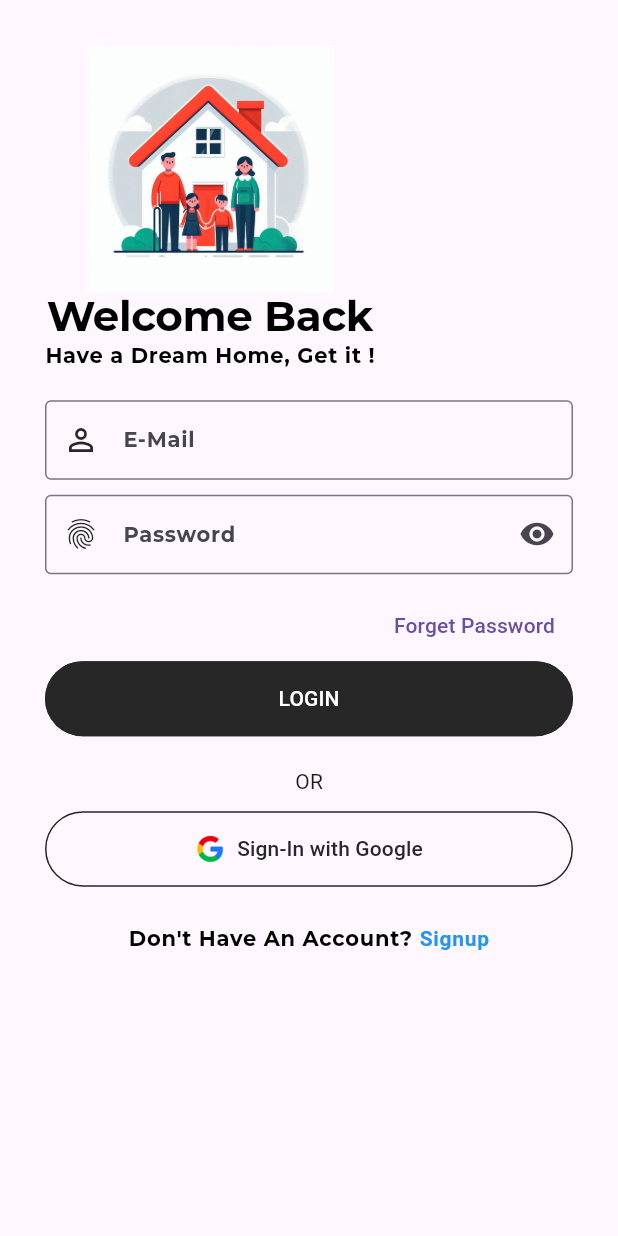
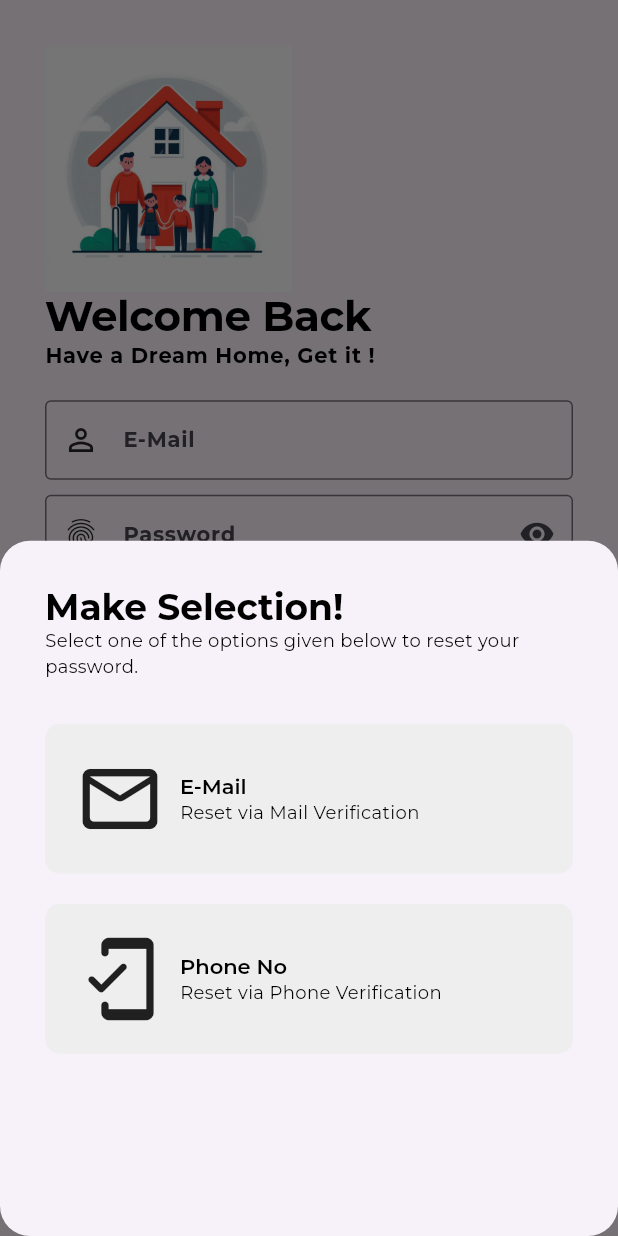
Before and after one commit to igrisknight/HomeScout, a Flutter app: the LoginScreen screen opened directly, after a tap on "Forget Password", on a phone screen of 412 x 824 dp. Run offline on Flutter 3.47's test engine with Material 3 defaults, Android fonts, the phone set to English and light mode, and no system bars; our stand-ins replace flutter_otp_text_field, get, google_fonts, liquid_swipe, smooth_page_indicator.

Commit message:
Forget Password page and OTP verification screen

```diff
--- a/lib/main.dart
+++ b/lib/main.dart
@@ -17,7 +17,10 @@ class MyApp extends StatelessWidget {
       theme: HAppTheme.lightTheme,
       darkTheme: HAppTheme.darkTheme,
       themeMode: ThemeMode.system,
-      home: SplashScreen(),
+      debugShowCheckedModeBanner: false,
+      defaultTransition: Transition.leftToRightWithFade,
+      transitionDuration: const Duration(milliseconds: 500),
+      home: const SplashScreen(),
     );
   }
 }
--- a/lib/src/common_widgets/form/form_header_widget.dart
+++ b/lib/src/common_widgets/form/form_header_widget.dart
@@ -2,21 +2,32 @@ import 'package:flutter/material.dart';
 
 class FormHeaderWidget extends StatelessWidget {
   const FormHeaderWidget({super.key,
+    this.imageColor,
+    this.heightBetween,
     required this.image,
     required this.title,
-    required this.subTitle
+    required this.subTitle,
+    this.imageHeight = 0.2,
+    this.textAlign,
+    this.crossAxisAlignment = CrossAxisAlignment.start,
   });
 
+  final Color? imageColor;
+  final double imageHeight;
+  final double? heightBetween;
   final String image, title, subTitle;
-
+  final CrossAxisAlignment crossAxisAlignment;
+  final TextAlign? textAlign;
   @override
   Widget build(BuildContext context) {
     final size = MediaQuery.of(context).size;
     return Column(
+      crossAxisAlignment: crossAxisAlignment,
       children: [
-        Image(image: AssetImage(image), height: size.height * 0.2,),
+        Image(image: AssetImage(image), color: imageColor, height: size.height * imageHeight,),
+        SizedBox(height: heightBetween),
         Text(title, style: Theme.of(context).textTheme.displayLarge,),
-        Text(subTitle, style: Theme.of(context).textTheme.bodyLarge,),
+        Text(subTitle, textAlign: textAlign, style: Theme.of(context).textTheme.bodyLarge,),
 
       ],
     );
--- a/lib/src/constants/image_string.dart
+++ b/lib/src/constants/image_string.dart
@@ -14,3 +14,6 @@ const String hWelcomeScreenImage = "assets/images/welcome_images/welcome_screen_
 
 //Login Texts//
 const String hGoogleLogo = "assets/logo/googleLogo.png";
+
+//forget password//
+const String hForgetPasswordImage = "assets/images/forget_password/forgetPassword.png";
--- a/lib/src/constants/text_string.dart
+++ b/lib/src/constants/text_string.dart
@@ -3,6 +3,7 @@
 /*--- App Text String ---*/
 
 //Generic texts//
+const String hNext = "Next";
 const String hLogin = "Login";
 const String hSignup = "Signup";
 const String hEmail = "E-Mail";
@@ -43,3 +44,20 @@ const String hDontHaveAnAccount = "Don't Have An Account? ";
 const String hSignUpTitle = "Get On Board!!";
 const String hSignUpSubTitle = "Create your profile and get going...";
 const String hAlreadyHaveAnAccount = "Already Have An Account? ";
+
+// -- Forget Password Text
+const String hForgetPasswordTitle = "Make Selection!";
+const String hForgetPasswordSubTitle = "Select one of the options given below to reset your password.";
+const String hResetViaEMail = "Reset via Mail Verification";
+const String hResetViaPhone = "Reset via Phone Verification";
+
+// -- Forget Password Via Phone - Text
+const String hForgetPhoneSubTitle = "Enter your registered Phone No to receive OTP";
+
+// -- Forget Password Via E-Mail - Text
+const String hForgetMailSubTitle = "Enter your registered E-Mail to receive OTP";
+
+//otp screen text//
+const String hOtpTitle = "CO\nDE";
+const String hOtpSubTitle = "Verification";
+const String hOtpMessage = "Enter the verification code sent at ";
--- /dev/null
+++ b/lib/src/features/authentication/screens/forget_password/forget_password_options/forget_password_btn_widget.dart
@@ -0,0 +1,42 @@
+import 'package:flutter/material.dart';
+
+class ForgetPasswordBtnWidget extends StatelessWidget {
+  const ForgetPasswordBtnWidget({
+    required this.btnIcon,
+    required this.title,
+    required this.subTitle,
+    required this.onTap,
+    super.key,
+  });
+
+  final IconData btnIcon;
+  final String title, subTitle;
+  final VoidCallback onTap;
+
+  @override
+  Widget build(BuildContext context) {
+    return GestureDetector(
+      onTap: onTap,
+      child: Container(
+        padding: EdgeInsets.all(20.0),
+        decoration: BoxDecoration(
+          borderRadius: BorderRadius.circular(10.0),
+          color: Colors.grey.shade200,
+        ),
+        child: Row(
+          children: [
+            Icon(btnIcon, size: 60.0,),
+            const SizedBox(width: 10.0),
+            Column(
+              crossAxisAlignment: CrossAxisAlignment.start,
+              children: [
+                Text(title, style: Theme.of(context).textTheme.titleLarge),
+                Text(subTitle, style: Theme.of(context).textTheme.bodyMedium,)
+              ],
+            )
+          ],
+        ),
+      ),
+    );
+  }
+}
--- /dev/null
+++ b/lib/src/features/authentication/screens/forget_password/forget_password_options/forget_password_model_bottom_sheet.dart
@@ -0,0 +1,53 @@
+import "package:flutter/material.dart";
+import "package:get/get.dart";
+import "package:homescout/src/constants/sizes.dart";
+import "package:homescout/src/constants/text_string.dart";
+import "package:homescout/src/features/authentication/screens/forget_password/forget_password_mail/forget_password_mail.dart";
+import "package:homescout/src/features/authentication/screens/forget_password/forget_password_options/forget_password_btn_widget.dart";
+
+class ForgetPasswordScreen {
+  static Future<dynamic> buildShowModalBottomSheet(BuildContext context) {
+    return showModalBottomSheet(
+      context: context,
+      shape: RoundedRectangleBorder(borderRadius: BorderRadius.circular(20.0)),
+      builder: (context) =>
+          Container(
+            padding: EdgeInsets.all(hDefaultSize),
+            child: Column(
+              crossAxisAlignment: CrossAxisAlignment.start,
+              children: [
+                Text(hForgetPasswordTitle, style: Theme
+                    .of(context)
+                    .textTheme
+                    .displayMedium,),
+                Text(hForgetPasswordSubTitle, style: Theme
+                    .of(context)
+                    .textTheme
+                    .bodyMedium,),
+                const SizedBox(height: 30.0),
+                ForgetPasswordBtnWidget(
+                  onTap: () {
+                    print("email btn taped");
+                    Navigator.pop(context);
+                    print("attempting to navigate to ForgetPasswordMailScreen");
+                    Get.to(() => const ForgetPasswordMailScreen());
+
+                  },
+                  btnIcon: Icons.mail_outline_rounded,
+                  title: hEmail,
+                  subTitle: hResetViaEMail,
+                ),
+                const SizedBox(height: 20.0,),
+                ForgetPasswordBtnWidget(
+                  onTap: () {},
+                  btnIcon: Icons.mobile_friendly_rounded,
+                  title: hPhoneNo,
+                  subTitle: hResetViaPhone,
+                ),
+
+              ],
+            ),
+          ),
+    );
+  }
+}
--- a/lib/src/features/authentication/screens/login/login_screen.dart
+++ b/lib/src/features/authentication/screens/login/login_screen.dart
@@ -1,10 +1,11 @@
 import 'package:flutter/material.dart';
+import 'package:homescout/src/common_widgets/form/form_header_widget.dart';
 import 'package:homescout/src/constants/image_string.dart';
 import 'package:homescout/src/constants/sizes.dart';
 import 'package:homescout/src/constants/text_string.dart';
 import 'package:homescout/src/features/authentication/screens/login/widget/login_footer_widget.dart';
 import 'package:homescout/src/features/authentication/screens/login/widget/login_form_widget.dart';
-import 'package:homescout/src/features/authentication/screens/login/widget/login_header_widget.dart';
+import 'package:homescout/src/common_widgets/form/form_header_widget.dart';
 
 class LoginScreen extends StatelessWidget {
   const LoginScreen({super.key});
@@ -16,13 +17,16 @@ class LoginScreen extends StatelessWidget {
       child: Scaffold(
           body: SingleChildScrollView(
               child: Container(
-                padding: EdgeInsets.all(hDefaultSize),
+                padding: const EdgeInsets.all(hDefaultSize),
                 child: Column(
                   crossAxisAlignment: CrossAxisAlignment.start,
                   children: [
-                    LoginHeaderWidget(size: size),
-                    const LoginForm(),
-                    const LoginFooterWidget()
+                    FormHeaderWidget(image: hWelcomeScreenImage,
+                        title: hLoginTitle,
+                        subTitle: hLoginSubTitle
+                    ),
+                    LoginForm(),
+                    LoginFooterWidget()
                   ],
                 ),
               ))),
--- a/lib/src/features/authentication/screens/login/widget/login_form_widget.dart
+++ b/lib/src/features/authentication/screens/login/widget/login_form_widget.dart
@@ -1,6 +1,8 @@
 import 'package:flutter/material.dart';
 import 'package:homescout/src/constants/sizes.dart';
 import 'package:homescout/src/constants/text_string.dart';
+import 'package:homescout/src/features/authentication/screens/forget_password/forget_password_options/forget_password_btn_widget.dart';
+import 'package:homescout/src/features/authentication/screens/forget_password/forget_password_options/forget_password_model_bottom_sheet.dart';
 
 class LoginForm extends StatelessWidget {
   const LoginForm({
@@ -23,21 +25,36 @@ class LoginForm extends StatelessWidget {
               border: OutlineInputBorder(),
             ),
           ),
-              SizedBox(height: hFormHeight - 20),
+          const SizedBox(height: hFormHeight - 20),
           TextFormField(
             decoration: const InputDecoration(
               prefixIcon: Icon(Icons.fingerprint),
               labelText: hPassword,
               hintText: hPassword,
               border: OutlineInputBorder(),
-                  suffixIcon: IconButton(onPressed: null, icon: Icon(Icons.remove_red_eye_sharp)),
+              suffixIcon: IconButton(
+                  onPressed: null, icon: Icon(Icons.remove_red_eye_sharp)),
             ),
           ),
           const SizedBox(height: hFormHeight - 20),
-              Align(alignment: Alignment.centerRight, child: TextButton(onPressed: (){}, child: Text(hForgetPassword))),
-              SizedBox(width: double.infinity, child: ElevatedButton(onPressed: (){}, child: Text(hLogin.toUpperCase()))),
+          Align(
+              alignment: Alignment.centerRight,
+              child:
+                  TextButton(
+                      onPressed: () {
+                        ForgetPasswordScreen.buildShowModalBottomSheet(context);
+                      },
+                      child: const Text(hForgetPassword)
+                  ),
+          ),
+          SizedBox(
+              width: double.infinity,
+              child: ElevatedButton(
+                  onPressed: () {},
+                  child: Text(hLogin.toUpperCase())
+              ),
+          ),
         ],
       ),
     ));
-  }
-}
+  }}
--- a/lib/src/features/authentication/screens/signup_screen/signup_screen.dart
+++ b/lib/src/features/authentication/screens/signup_screen/signup_screen.dart
@@ -19,7 +19,7 @@ class SignupScreen extends StatelessWidget {
             child: Column(
               crossAxisAlignment: CrossAxisAlignment.start,
               children: [
-                const FormHeaderWidget(
+                FormHeaderWidget(
                     image: hWelcomeScreenImage,
                     title: hSignUpTitle,
                     subTitle: hSignUpSubTitle),
--- a/lib/src/utils/theme/widget_theme/text_theme.dart
+++ b/lib/src/utils/theme/widget_theme/text_theme.dart
@@ -17,6 +17,8 @@ class HTextTheme{
       titleLarge: GoogleFonts.montserrat(fontSize: 14, fontWeight: FontWeight.w600, color: hDarkColor,),
       //bodyText1
       bodyLarge: GoogleFonts.montserrat(fontSize: 14, fontWeight: FontWeight.w700, color: hDarkColor,),
+      //bodyText2
+      bodyMedium: GoogleFonts.montserrat(fontSize: 12, fontWeight: FontWeight.w400, color: hDarkColor),
   );
   static TextTheme darkTextTheme = TextTheme(
     displayLarge: GoogleFonts.montserrat(fontSize: 28, fontWeight: FontWeight.bold, color: hWhiteColor),
@@ -25,5 +27,6 @@ class HTextTheme{
     headlineMedium: GoogleFonts.montserrat(fontSize: 16, fontWeight: FontWeight.w600,color: hWhiteColor),
     titleLarge: GoogleFonts.montserrat(fontSize: 14, fontWeight: FontWeight.w600, color: hWhiteColor,),
     bodyLarge: GoogleFonts.montserrat(fontSize: 14, fontWeight: FontWeight.w700, color: hWhiteColor,),
+    bodyMedium: GoogleFonts.montserrat(fontSize: 12, fontWeight: FontWeight.w400, color: hWhiteColor),
   );
 }
--- a/pubspec.yaml
+++ b/pubspec.yaml
@@ -39,6 +39,7 @@ dependencies:
   get: ^4.6.6
   liquid_swipe: ^3.1.0
   smooth_page_indicator: ^1.2.0+3
+  flutter_otp_text_field: ^1.2.0
 
 dev_dependencies:
   flutter_test:
@@ -69,6 +70,7 @@ flutter:
     - assets/images/on_boarding_images/
     - assets/images/welcome_images/
     - assets/logo/
+    - assets/images/forget_password/
 
 
   # An image asset can refer to one or more resolution-specific "variants", see
```
Also changed, not shown: lib/src/features/authentication/screens/forget_password/forget_password_mail/forget_password_mail.dart (added, +61 -0 lines), lib/src/features/authentication/screens/forget_password/forget_password_otp/otp_screen.dart (added, +45 -0 lines), assets/images/forget_password/forgetPassword.png (added), pubspec.lock. Lines whose indentation alone changed are shown as unchanged.
